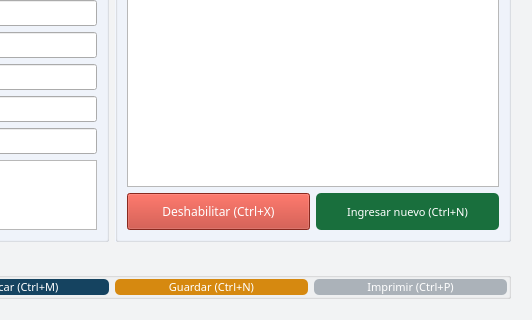
This is gui/detalles/proveedor_detalle.ui in Lonaris/Corupel as Qt 5 draws it before an edit; both pictures show x 309 to 841 and y 184 to 504 of the 841 by 504 pixel window. The edited form follows.
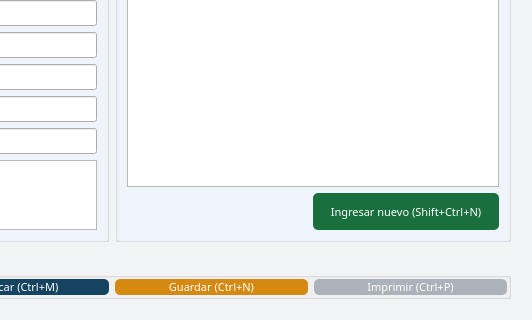
This is the edited form. Icons and pictures are not drawn.

Patch:
```diff
--- a/gui/detalles/proveedor_detalle.ui
+++ b/gui/detalles/proveedor_detalle.ui
@@ -1100,462 +1100,17 @@
           <item>
            <layout class="QHBoxLayout" name="box_art_botones">
             <item>
-             <widget class="QPushButton" name="btn_deshabilitar_art">
-              <property name="sizePolicy">
-               <sizepolicy hsizetype="Expanding" vsizetype="Expanding">
-                <horstretch>0</horstretch>
-                <verstretch>0</verstretch>
-               </sizepolicy>
+             <spacer name="horizontalSpacer_2">
+              <property name="orientation">
+               <enum>Qt::Horizontal</enum>
               </property>
-              <property name="palette">
-               <palette>
-                <active>
-                 <colorrole role="WindowText">
-                  <brush brushstyle="SolidPattern">
-                   <color alpha="255">
-                    <red>255</red>
-                    <green>255</green>
-                    <blue>255</blue>
-                   </color>
-                  </brush>
-                 </colorrole>
-                 <colorrole role="Button">
-                  <brush brushstyle="SolidPattern">
-                   <color alpha="255">
-                    <red>192</red>
-                    <green>57</green>
-                    <blue>43</blue>
-                   </color>
-                  </brush>
-                 </colorrole>
-                 <colorrole role="Light">
-                  <brush brushstyle="SolidPattern">
-                   <color alpha="255">
-                    <red>127</red>
-                    <green>255</green>
-                    <blue>191</blue>
-                   </color>
-                  </brush>
-                 </colorrole>
-                 <colorrole role="Midlight">
-                  <brush brushstyle="SolidPattern">
-                   <color alpha="255">
-                    <red>106</red>
-                    <green>212</green>
-                    <blue>159</blue>
-                   </color>
-                  </brush>
-                 </colorrole>
-                 <colorrole role="Dark">
-                  <brush brushstyle="SolidPattern">
-                   <color alpha="255">
-                    <red>42</red>
-                    <green>85</green>
-                    <blue>63</blue>
-                   </color>
-                  </brush>
-                 </colorrole>
-                 <colorrole role="Mid">
-                  <brush brushstyle="SolidPattern">
-                   <color alpha="255">
-                    <red>56</red>
-                    <green>113</green>
-                    <blue>84</blue>
-                   </color>
-                  </brush>
-                 </colorrole>
-                 <colorrole role="Text">
-                  <brush brushstyle="SolidPattern">
-                   <color alpha="255">
-                    <red>255</red>
-                    <green>255</green>
-                    <blue>255</blue>
-                   </color>
-                  </brush>
-                 </colorrole>
-                 <colorrole role="BrightText">
-                  <brush brushstyle="SolidPattern">
-                   <color alpha="255">
-                    <red>255</red>
-                    <green>255</green>
-                    <blue>255</blue>
-                   </color>
-                  </brush>
-                 </colorrole>
-                 <colorrole role="ButtonText">
-                  <brush brushstyle="SolidPattern">
-                   <color alpha="255">
-                    <red>255</red>
-                    <green>255</green>
-                    <blue>255</blue>
-                   </color>
-                  </brush>
-                 </colorrole>
-                 <colorrole role="Base">
-                  <brush brushstyle="SolidPattern">
-                   <color alpha="255">
-                    <red>192</red>
-                    <green>57</green>
-                    <blue>43</blue>
-                   </color>
-                  </brush>
-                 </colorrole>
-                 <colorrole role="Window">
-                  <brush brushstyle="SolidPattern">
-                   <color alpha="255">
-                    <red>192</red>
-                    <green>57</green>
-                    <blue>43</blue>
-                   </color>
-                  </brush>
-                 </colorrole>
-                 <colorrole role="Shadow">
-                  <brush brushstyle="SolidPattern">
-                   <color alpha="255">
-                    <red>0</red>
-                    <green>0</green>
-                    <blue>0</blue>
-                   </color>
-                  </brush>
-                 </colorrole>
-                 <colorrole role="AlternateBase">
-                  <brush brushstyle="SolidPattern">
-                   <color alpha="255">
-                    <red>170</red>
-                    <green>212</green>
-                    <blue>191</blue>
-                   </color>
-                  </brush>
-                 </colorrole>
-                 <colorrole role="ToolTipBase">
-                  <brush brushstyle="SolidPattern">
-                   <color alpha="255">
-                    <red>255</red>
-                    <green>255</green>
-                    <blue>220</blue>
-                   </color>
-                  </brush>
-                 </colorrole>
-                 <colorrole role="ToolTipText">
-                  <brush brushstyle="SolidPattern">
-                   <color alpha="255">
-                    <red>0</red>
-                    <green>0</green>
-                    <blue>0</blue>
-                   </color>
-                  </brush>
-                 </colorrole>
-                </active>
-                <inactive>
-                 <colorrole role="WindowText">
-                  <brush brushstyle="SolidPattern">
-                   <color alpha="255">
-                    <red>255</red>
-                    <green>255</green>
-                    <blue>255</blue>
-                   </color>
-                  </brush>
-                 </colorrole>
-                 <colorrole role="Button">
-                  <brush brushstyle="SolidPattern">
-                   <color alpha="255">
-                    <red>192</red>
-                    <green>57</green>
-                    <blue>43</blue>
-                   </color>
-                  </brush>
-                 </colorrole>
-                 <colorrole role="Light">
-                  <brush brushstyle="SolidPattern">
-                   <color alpha="255">
-                    <red>127</red>
-                    <green>255</green>
-                    <blue>191</blue>
-                   </color>
-                  </brush>
-                 </colorrole>
-                 <colorrole role="Midlight">
-                  <brush brushstyle="SolidPattern">
-                   <color alpha="255">
-                    <red>106</red>
-                    <green>212</green>
-                    <blue>159</blue>
-                   </color>
-                  </brush>
-                 </colorrole>
-                 <colorrole role="Dark">
-                  <brush brushstyle="SolidPattern">
-                   <color alpha="255">
-                    <red>42</red>
-                    <green>85</green>
-                    <blue>63</blue>
-                   </color>
-                  </brush>
-                 </colorrole>
-                 <colorrole role="Mid">
-                  <brush brushstyle="SolidPattern">
-                   <color alpha="255">
-                    <red>56</red>
-                    <green>113</green>
-                    <blue>84</blue>
-                   </color>
-                  </brush>
-                 </colorrole>
-                 <colorrole role="Text">
-                  <brush brushstyle="SolidPattern">
-                   <color alpha="255">
-                    <red>255</red>
-                    <green>255</green>
-                    <blue>255</blue>
-                   </color>
-                  </brush>
-                 </colorrole>
-                 <colorrole role="BrightText">
-                  <brush brushstyle="SolidPattern">
-                   <color alpha="255">
-                    <red>255</red>
-                    <green>255</green>
-                    <blue>255</blue>
-                   </color>
-                  </brush>
-                 </colorrole>
-                 <colorrole role="ButtonText">
-                  <brush brushstyle="SolidPattern">
-                   <color alpha="255">
-                    <red>255</red>
-                    <green>255</green>
-                    <blue>255</blue>
-                   </color>
-                  </brush>
-                 </colorrole>
-                 <colorrole role="Base">
-                  <brush brushstyle="SolidPattern">
-                   <color alpha="255">
-                    <red>192</red>
-                    <green>57</green>
-                    <blue>43</blue>
-                   </color>
-                  </brush>
-                 </colorrole>
-                 <colorrole role="Window">
-                  <brush brushstyle="SolidPattern">
-                   <color alpha="255">
-                    <red>192</red>
-                    <green>57</green>
-                    <blue>43</blue>
-                   </color>
-                  </brush>
-                 </colorrole>
-                 <colorrole role="Shadow">
-                  <brush brushstyle="SolidPattern">
-                   <color alpha="255">
-                    <red>0</red>
-                    <green>0</green>
-                    <blue>0</blue>
-                   </color>
-                  </brush>
-                 </colorrole>
-                 <colorrole role="AlternateBase">
-                  <brush brushstyle="SolidPattern">
-                   <color alpha="255">
-                    <red>170</red>
-                    <green>212</green>
-                    <blue>191</blue>
-                   </color>
-                  </brush>
-                 </colorrole>
-                 <colorrole role="ToolTipBase">
-                  <brush brushstyle="SolidPattern">
-                   <color alpha="255">
-                    <red>255</red>
-                    <green>255</green>
-                    <blue>220</blue>
-                   </color>
-                  </brush>
-                 </colorrole>
-                 <colorrole role="ToolTipText">
-                  <brush brushstyle="SolidPattern">
-                   <color alpha="255">
-                    <red>0</red>
-                    <green>0</green>
-                    <blue>0</blue>
-                   </color>
-                  </brush>
-                 </colorrole>
-                </inactive>
-                <disabled>
-                 <colorrole role="WindowText">
-                  <brush brushstyle="SolidPattern">
-                   <color alpha="255">
-                    <red>255</red>
-                    <green>255</green>
-                    <blue>255</blue>
-                   </color>
-                  </brush>
-                 </colorrole>
-                 <colorrole role="Button">
-                  <brush brushstyle="SolidPattern">
-                   <color alpha="255">
-                    <red>192</red>
-                    <green>57</green>
-                    <blue>43</blue>
-                   </color>
-                  </brush>
-                 </colorrole>
-                 <colorrole role="Light">
-                  <brush brushstyle="SolidPattern">
-                   <color alpha="255">
-                    <red>127</red>
-                    <green>255</green>
-                    <blue>191</blue>
-                   </color>
-                  </brush>
-                 </colorrole>
-                 <colorrole role="Midlight">
-                  <brush brushstyle="SolidPattern">
-                   <color alpha="255">
-                    <red>106</red>
-                    <green>212</green>
-                    <blue>159</blue>
-                   </color>
-                  </brush>
-                 </colorrole>
-                 <colorrole role="Dark">
-                  <brush brushstyle="SolidPattern">
-                   <color alpha="255">
-                    <red>42</red>
-                    <green>85</green>
-                    <blue>63</blue>
-                   </color>
-                  </brush>
-                 </colorrole>
-                 <colorrole role="Mid">
-                  <brush brushstyle="SolidPattern">
-                   <color alpha="255">
-                    <red>56</red>
-                    <green>113</green>
-                    <blue>84</blue>
-                   </color>
-                  </brush>
-                 </colorrole>
-                 <colorrole role="Text">
-                  <brush brushstyle="SolidPattern">
-                   <color alpha="255">
-                    <red>255</red>
-                    <green>255</green>
-                    <blue>255</blue>
-                   </color>
-                  </brush>
-                 </colorrole>
-                 <colorrole role="BrightText">
-                  <brush brushstyle="SolidPattern">
-                   <color alpha="255">
-                    <red>255</red>
-                    <green>255</green>
-                    <blue>255</blue>
-                   </color>
-                  </brush>
-                 </colorrole>
-                 <colorrole role="ButtonText">
-                  <brush brushstyle="SolidPattern">
-                   <color alpha="255">
-                    <red>255</red>
-                    <green>255</green>
-                    <blue>255</blue>
-                   </color>
-                  </brush>
-                 </colorrole>
-                 <colorrole role="Base">
-                  <brush brushstyle="SolidPattern">
-                   <color alpha="255">
-                    <red>192</red>
-                    <green>57</green>
-                    <blue>43</blue>
-                   </color>
-                  </brush>
-                 </colorrole>
-                 <colorrole role="Window">
-                  <brush brushstyle="SolidPattern">
-                   <color alpha="255">
-                    <red>192</red>
-                    <green>57</green>
-                    <blue>43</blue>
-                   </color>
-                  </brush>
-                 </colorrole>
-                 <colorrole role="Shadow">
-                  <brush brushstyle="SolidPattern">
-                   <color alpha="255">
-                    <red>0</red>
-                    <green>0</green>
-                    <blue>0</blue>
-                   </color>
-                  </brush>
-                 </colorrole>
-                 <colorrole role="AlternateBase">
-                  <brush brushstyle="SolidPattern">
-                   <color alpha="255">
-                    <red>85</red>
-                    <green>170</green>
-                    <blue>127</blue>
-                   </color>
-                  </brush>
-                 </colorrole>
-                 <colorrole role="ToolTipBase">
-                  <brush brushstyle="SolidPattern">
-                   <color alpha="255">
-                    <red>255</red>
-                    <green>255</green>
-                    <blue>220</blue>
-                   </color>
-                  </brush>
-                 </colorrole>
-                 <colorrole role="ToolTipText">
-                  <brush brushstyle="SolidPattern">
-                   <color alpha="255">
-                    <red>0</red>
-                    <green>0</green>
-                    <blue>0</blue>
-                   </color>
-                  </brush>
-                 </colorrole>
-                </disabled>
-               </palette>
-              </property>
-              <property name="font">
-               <font>
-                <family>Ariall</family>
-               </font>
-              </property>
-              <property name="styleSheet">
-               <string notr="true">#btn_deshabilitar{
-	background-color: #C0392B ;
-	color: #ffffff;
-	font-family: 'Ariall';
-	font-size: 11px;
-	border-radius: 5px;
-	}
-
-#btn_deshabilitar:hover{
-	background-color: #DF013A;
-	}
-
-</string>
-              </property>
-              <property name="text">
-               <string>Deshabilitar (Ctrl+X)</string>
-              </property>
-              <property name="icon">
-               <iconset>
-                <normaloff>../ico/remove_from_database.ico</normaloff>../ico/remove_from_database.ico</iconset>
-              </property>
-              <property name="iconSize">
+              <property name="sizeHint" stdset="0">
                <size>
                 <width>40</width>
-                <height>40</height>
+                <height>20</height>
                </size>
               </property>
-             </widget>
+             </spacer>
             </item>
             <item>
              <widget class="QPushButton" name="btn_nuevo_art">
@@ -1588,7 +1143,7 @@
 </string>
               </property>
               <property name="text">
-               <string>Ingresar nuevo (Ctrl+N)</string>
+               <string>Ingresar nuevo (Shift+Ctrl+N)</string>
               </property>
               <property name="icon">
                <iconset>
```
Left out of the diff: 7 changed lines with no effect on the pictures.
